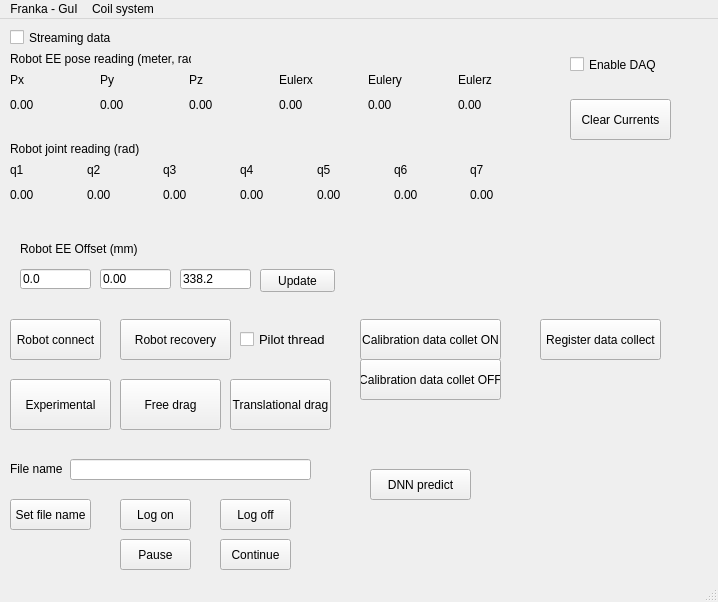
Old version of the form mainwindow.ui in the repository erikfredin/FrankaEmikaGUI.
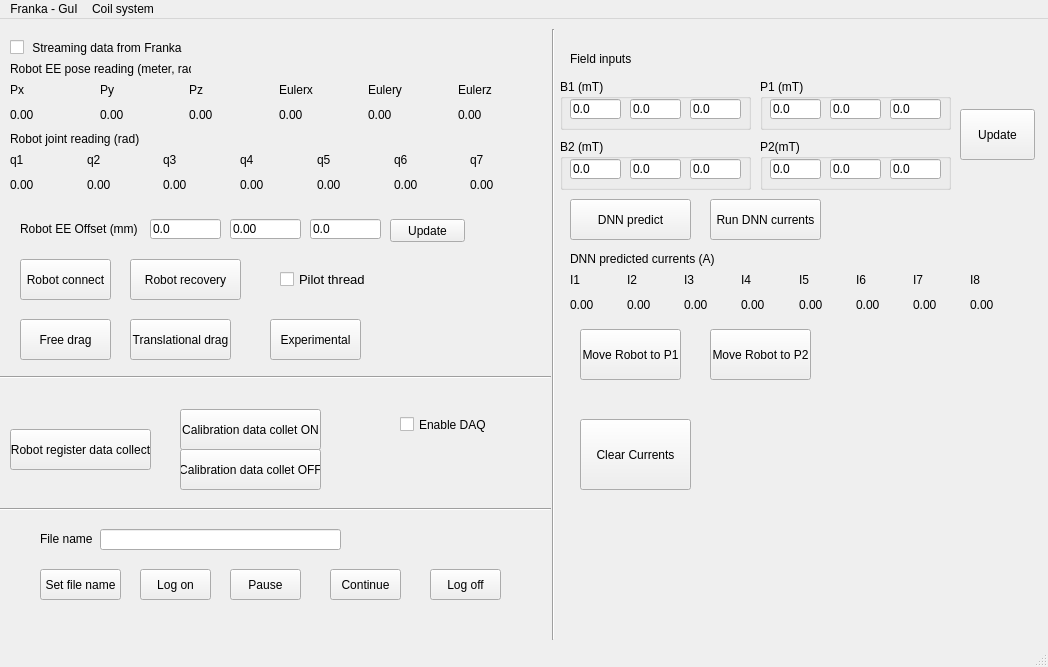
New version of the form.

Commit message: add prediction input and outgui functions, and move robot to P1 and P2

The edit to the form file:
```diff
--- a/mainwindow.ui
+++ b/mainwindow.ui
@@ -6,8 +6,8 @@
    <rect>
     <x>0</x>
     <y>0</y>
-    <width>718</width>
-    <height>602</height>
+    <width>1048</width>
+    <height>667</height>
    </rect>
   </property>
   <property name="windowTitle">
@@ -17,10 +17,10 @@
    <widget class="QPushButton" name="pushButton_experimental_control">
     <property name="geometry">
      <rect>
-      <x>10</x>
-      <y>360</y>
-      <width>101</width>
-      <height>51</height>
+      <x>270</x>
+      <y>300</y>
+      <width>91</width>
+      <height>41</height>
      </rect>
     </property>
     <property name="text">
@@ -31,7 +31,7 @@
     <property name="geometry">
      <rect>
       <x>10</x>
-      <y>70</y>
+      <y>80</y>
       <width>531</width>
       <height>31</height>
      </rect>
@@ -85,7 +85,7 @@
     <property name="geometry">
      <rect>
       <x>10</x>
-      <y>50</y>
+      <y>60</y>
       <width>531</width>
       <height>21</height>
      </rect>
@@ -139,7 +139,7 @@
     <property name="geometry">
      <rect>
       <x>10</x>
-      <y>30</y>
+      <y>40</y>
       <width>181</width>
       <height>20</height>
      </rect>
@@ -151,8 +151,8 @@
    <widget class="QLineEdit" name="lineEdit_EE_x">
     <property name="geometry">
      <rect>
-      <x>20</x>
-      <y>250</y>
+      <x>150</x>
+      <y>200</y>
       <width>71</width>
       <height>20</height>
      </rect>
@@ -164,8 +164,8 @@
    <widget class="QLineEdit" name="lineEdit_EE_y">
     <property name="geometry">
      <rect>
-      <x>100</x>
-      <y>250</y>
+      <x>230</x>
+      <y>200</y>
       <width>71</width>
       <height>20</height>
      </rect>
@@ -177,21 +177,21 @@
    <widget class="QLineEdit" name="lineEdit_EE_z">
     <property name="geometry">
      <rect>
-      <x>180</x>
-      <y>250</y>
+      <x>310</x>
+      <y>200</y>
       <width>71</width>
       <height>20</height>
      </rect>
     </property>
     <property name="text">
-     <string>338.2</string>
+     <string>0.0</string>
     </property>
    </widget>
    <widget class="QLabel" name="label_2">
     <property name="geometry">
      <rect>
       <x>20</x>
-      <y>220</y>
+      <y>200</y>
       <width>121</width>
       <height>20</height>
      </rect>
@@ -203,8 +203,8 @@
    <widget class="QPushButton" name="pushButton_EEoffsetupdate">
     <property name="geometry">
      <rect>
-      <x>260</x>
-      <y>250</y>
+      <x>390</x>
+      <y>200</y>
       <width>75</width>
       <height>23</height>
      </rect>
@@ -216,10 +216,10 @@
    <widget class="QPushButton" name="pushButton_freedrag">
     <property name="geometry">
      <rect>
-      <x>120</x>
-      <y>360</y>
-      <width>101</width>
-      <height>51</height>
+      <x>20</x>
+      <y>300</y>
+      <width>91</width>
+      <height>41</height>
      </rect>
     </property>
     <property name="text">
@@ -230,7 +230,7 @@
     <property name="geometry">
      <rect>
       <x>10</x>
-      <y>120</y>
+      <y>110</y>
       <width>141</width>
       <height>20</height>
      </rect>
@@ -243,7 +243,7 @@
     <property name="geometry">
      <rect>
       <x>10</x>
-      <y>140</y>
+      <y>130</y>
       <width>531</width>
       <height>21</height>
      </rect>
@@ -304,7 +304,7 @@
     <property name="geometry">
      <rect>
       <x>10</x>
-      <y>160</y>
+      <y>150</y>
       <width>531</width>
       <height>31</height>
      </rect>
@@ -364,10 +364,10 @@
    <widget class="QPushButton" name="pushButton_translationaldrag">
     <property name="geometry">
      <rect>
-      <x>230</x>
-      <y>360</y>
+      <x>130</x>
+      <y>300</y>
       <width>101</width>
-      <height>51</height>
+      <height>41</height>
      </rect>
     </property>
     <property name="text">
@@ -377,8 +377,8 @@
    <widget class="QLabel" name="label_4">
     <property name="geometry">
      <rect>
-      <x>10</x>
-      <y>440</y>
+      <x>40</x>
+      <y>510</y>
       <width>61</width>
       <height>20</height>
      </rect>
@@ -390,8 +390,8 @@
    <widget class="QLineEdit" name="lineEdit_filename">
     <property name="geometry">
      <rect>
-      <x>70</x>
-      <y>440</y>
+      <x>100</x>
+      <y>510</y>
       <width>241</width>
       <height>21</height>
      </rect>
@@ -400,8 +400,8 @@
    <widget class="QPushButton" name="pushButton_logon">
     <property name="geometry">
      <rect>
-      <x>120</x>
-      <y>480</y>
+      <x>140</x>
+      <y>550</y>
       <width>71</width>
       <height>31</height>
      </rect>
@@ -413,8 +413,8 @@
    <widget class="QPushButton" name="pushButton_logoff">
     <property name="geometry">
      <rect>
-      <x>220</x>
-      <y>480</y>
+      <x>430</x>
+      <y>550</y>
       <width>71</width>
       <height>31</height>
      </rect>
@@ -426,8 +426,8 @@
    <widget class="QPushButton" name="pushButton_setfilename">
     <property name="geometry">
      <rect>
-      <x>10</x>
-      <y>480</y>
+      <x>40</x>
+      <y>550</y>
       <width>81</width>
       <height>31</height>
      </rect>
@@ -439,8 +439,8 @@
    <widget class="QPushButton" name="pushButton_logpause">
     <property name="geometry">
      <rect>
-      <x>120</x>
-      <y>520</y>
+      <x>230</x>
+      <y>550</y>
       <width>71</width>
       <height>31</height>
      </rect>
@@ -452,8 +452,8 @@
    <widget class="QPushButton" name="pushButton_logcontinue">
     <property name="geometry">
      <rect>
-      <x>220</x>
-      <y>520</y>
+      <x>330</x>
+      <y>550</y>
       <width>71</width>
       <height>31</height>
      </rect>
@@ -465,8 +465,8 @@
    <widget class="QPushButton" name="pushButton_robotconnect">
     <property name="geometry">
      <rect>
-      <x>10</x>
-      <y>300</y>
+      <x>20</x>
+      <y>240</y>
       <width>91</width>
       <height>41</height>
      </rect>
@@ -478,8 +478,8 @@
    <widget class="QCheckBox" name="checkBox_pilot">
     <property name="geometry">
      <rect>
-      <x>240</x>
-      <y>300</y>
+      <x>280</x>
+      <y>240</y>
       <width>101</width>
       <height>41</height>
      </rect>
@@ -503,33 +503,33 @@
     <property name="geometry">
      <rect>
       <x>10</x>
-      <y>10</y>
-      <width>151</width>
+      <y>20</y>
+      <width>181</width>
       <height>17</height>
      </rect>
     </property>
     <property name="text">
-     <string>Streaming data</string>
+     <string> Streaming data from Franka</string>
     </property>
    </widget>
    <widget class="QPushButton" name="pushButton_registercollect">
     <property name="geometry">
      <rect>
-      <x>540</x>
-      <y>300</y>
-      <width>121</width>
+      <x>10</x>
+      <y>410</y>
+      <width>141</width>
       <height>41</height>
      </rect>
     </property>
     <property name="text">
-     <string>Register data collect</string>
+     <string>Robot register data collect</string>
     </property>
    </widget>
    <widget class="QPushButton" name="pushButton_calibrationcollect">
     <property name="geometry">
      <rect>
-      <x>360</x>
-      <y>300</y>
+      <x>180</x>
+      <y>390</y>
       <width>141</width>
       <height>41</height>
      </rect>
@@ -541,8 +541,8 @@
    <widget class="QPushButton" name="pushButton_robotrecovery">
     <property name="geometry">
      <rect>
-      <x>120</x>
-      <y>300</y>
+      <x>130</x>
+      <y>240</y>
       <width>111</width>
       <height>41</height>
      </rect>
@@ -554,8 +554,8 @@
    <widget class="QPushButton" name="pushButton_calibrationcollect_off">
     <property name="geometry">
      <rect>
-      <x>360</x>
-      <y>340</y>
+      <x>180</x>
+      <y>430</y>
       <width>141</width>
       <height>41</height>
      </rect>
@@ -567,8 +567,8 @@
    <widget class="QCheckBox" name="checkBox_enableDAQ">
     <property name="geometry">
      <rect>
-      <x>570</x>
-      <y>30</y>
+      <x>400</x>
+      <y>390</y>
       <width>91</width>
       <height>31</height>
      </rect>
@@ -580,10 +580,10 @@
    <widget class="QPushButton" name="pushButton_clearcurrent">
     <property name="geometry">
      <rect>
-      <x>570</x>
-      <y>80</y>
-      <width>101</width>
-      <height>41</height>
+      <x>580</x>
+      <y>400</y>
+      <width>111</width>
+      <height>71</height>
      </rect>
     </property>
     <property name="text">
@@ -593,23 +593,484 @@
    <widget class="QPushButton" name="pushButton_DNNpredict">
     <property name="geometry">
      <rect>
-      <x>370</x>
-      <y>450</y>
-      <width>101</width>
-      <height>31</height>
+      <x>570</x>
+      <y>180</y>
+      <width>121</width>
+      <height>41</height>
      </rect>
     </property>
     <property name="text">
      <string>DNN predict</string>
     </property>
    </widget>
+   <widget class="Line" name="line">
+    <property name="geometry">
+     <rect>
+      <x>0</x>
+      <y>350</y>
+      <width>551</width>
+      <height>16</height>
+     </rect>
+    </property>
+    <property name="orientation">
+     <enum>Qt::Horizontal</enum>
+    </property>
+   </widget>
+   <widget class="Line" name="line_2">
+    <property name="geometry">
+     <rect>
+      <x>533</x>
+      <y>10</y>
+      <width>41</width>
+      <height>611</height>
+     </rect>
+    </property>
+    <property name="orientation">
+     <enum>Qt::Vertical</enum>
+    </property>
+   </widget>
+   <widget class="Line" name="line_3">
+    <property name="geometry">
+     <rect>
+      <x>-20</x>
+      <y>480</y>
+      <width>571</width>
+      <height>20</height>
+     </rect>
+    </property>
+    <property name="orientation">
+     <enum>Qt::Horizontal</enum>
+    </property>
+   </widget>
+   <widget class="QPushButton" name="pushButton_dnn_inputupdate">
+    <property name="geometry">
+     <rect>
+      <x>960</x>
+      <y>90</y>
+      <width>75</width>
+      <height>51</height>
+     </rect>
+    </property>
+    <property name="text">
+     <string>Update</string>
+    </property>
+   </widget>
+   <widget class="QLabel" name="label_9">
+    <property name="geometry">
+     <rect>
+      <x>570</x>
+      <y>30</y>
+      <width>91</width>
+      <height>20</height>
+     </rect>
+    </property>
+    <property name="text">
+     <string>Field inputs</string>
+    </property>
+   </widget>
+   <widget class="QWidget" name="horizontalLayoutWidget_5">
+    <property name="geometry">
+     <rect>
+      <x>570</x>
+      <y>270</y>
+      <width>451</width>
+      <height>31</height>
+     </rect>
+    </property>
+    <layout class="QHBoxLayout" name="horizontalLayout_5">
+     <item>
+      <widget class="QLabel" name="label_dnn_predict_I1">
+       <property name="text">
+        <string>0.00</string>
+       </property>
+      </widget>
+     </item>
+     <item>
+      <widget class="QLabel" name="label_dnn_predict_I2">
+       <property name="text">
+        <string>0.00</string>
+       </property>
+      </widget>
+     </item>
+     <item>
+      <widget class="QLabel" name="label_dnn_predict_I3">
+       <property name="text">
+        <string>0.00</string>
+       </property>
+      </widget>
+     </item>
+     <item>
+      <widget class="QLabel" name="label_dnn_predict_I4">
+       <property name="text">
+        <string>0.00</string>
+       </property>
+      </widget>
+     </item>
+     <item>
+      <widget class="QLabel" name="label_dnn_predict_I5">
+       <property name="text">
+        <string>0.00</string>
+       </property>
+      </widget>
+     </item>
+     <item>
+      <widget class="QLabel" name="label_dnn_predict_I6">
+       <property name="text">
+        <string>0.00</string>
+       </property>
+      </widget>
+     </item>
+     <item>
+      <widget class="QLabel" name="label_dnn_predict_I7">
+       <property name="text">
+        <string>0.00</string>
+       </property>
+      </widget>
+     </item>
+     <item>
+      <widget class="QLabel" name="label_dnn_predict_I8">
+       <property name="text">
+        <string>0.00</string>
+       </property>
+      </widget>
+     </item>
+    </layout>
+   </widget>
+   <widget class="QWidget" name="horizontalLayoutWidget_6">
+    <property name="geometry">
+     <rect>
+      <x>570</x>
+      <y>250</y>
+      <width>451</width>
+      <height>21</height>
+     </rect>
+    </property>
+    <layout class="QHBoxLayout" name="horizontalLayout_6">
+     <item>
+      <widget class="QLabel" name="label_robot_px_5">
+       <property name="text">
+        <string>I1</string>
+       </property>
+      </widget>
+     </item>
+     <item>
+      <widget class="QLabel" name="label_robot_py_5">
+       <property name="text">
+        <string>I2</string>
+       </property>
+      </widget>
+     </item>
+     <item>
+      <widget class="QLabel" name="label_robot_pz_5">
+       <property name="text">
+        <string>I3</string>
+       </property>
+      </widget>
+     </item>
+     <item>
+      <widget class="QLabel" name="label_robot_ea1_5">
+       <property name="text">
+        <string>I4</string>
+       </property>
+      </widget>
+     </item>
+     <item>
+      <widget class="QLabel" name="label_robot_ea2_5">
+       <property name="text">
+        <string>I5</string>
+       </property>
+      </widget>
+     </item>
+     <item>
+      <widget class="QLabel" name="label_robot_ea3_6">
+       <property name="text">
+        <string>I6</string>
+       </property>
+      </widget>
+     </item>
+     <item>
+      <widget class="QLabel" name="label_robot_ea3_7">
+       <property name="text">
+        <string>I7</string>
+       </property>
+      </widget>
+     </item>
+     <item>
+      <widget class="QLabel" name="label_robot_ea3_8">
+       <property name="text">
+        <string>I8</string>
+       </property>
+      </widget>
+     </item>
+    </layout>
+   </widget>
+   <widget class="QLabel" name="label_10">
+    <property name="geometry">
+     <rect>
+      <x>570</x>
+      <y>230</y>
+      <width>181</width>
+      <height>20</height>
+     </rect>
+    </property>
+    <property name="text">
+     <string>DNN predicted currents (A)</string>
+    </property>
+   </widget>
+   <widget class="QPushButton" name="pushButton_run_dnncurent">
+    <property name="geometry">
+     <rect>
+      <x>710</x>
+      <y>180</y>
+      <width>111</width>
+      <height>41</height>
+     </rect>
+    </property>
+    <property name="text">
+     <string>Run DNN currents</string>
+    </property>
+   </widget>
+   <widget class="QPushButton" name="pushButton_moveRot2_P1">
+    <property name="geometry">
+     <rect>
+      <x>580</x>
+      <y>310</y>
+      <width>101</width>
+      <height>51</height>
+     </rect>
+    </property>
+    <property name="text">
+     <string>Move Robot to P1</string>
+    </property>
+   </widget>
+   <widget class="QPushButton" name="pushButton_moveRot2_P2">
+    <property name="geometry">
+     <rect>
+      <x>710</x>
+      <y>310</y>
+      <width>101</width>
+      <height>51</height>
+     </rect>
+    </property>
+    <property name="text">
+     <string>Move Robot to P2</string>
+    </property>
+   </widget>
+   <widget class="QGroupBox" name="Group_dnninput_b1">
+    <property name="geometry">
+     <rect>
+      <x>560</x>
+      <y>60</y>
+      <width>191</width>
+      <height>51</height>
+     </rect>
+    </property>
+    <property name="title">
+     <string>B1 (mT)</string>
+    </property>
+    <widget class="QLineEdit" name="lineEdit_dnnInput_b1x">
+     <property name="geometry">
+      <rect>
+       <x>10</x>
+       <y>20</y>
+       <width>51</width>
+       <height>20</height>
+      </rect>
+     </property>
+     <property name="text">
+      <string>0.0</string>
+     </property>
+    </widget>
+    <widget class="QLineEdit" name="lineEdit_dnnInput_b1y">
+     <property name="geometry">
+      <rect>
+       <x>70</x>
+       <y>20</y>
+       <width>51</width>
+       <height>20</height>
+      </rect>
+     </property>
+     <property name="text">
+      <string>0.0</string>
+     </property>
+    </widget>
+    <widget class="QLineEdit" name="lineEdit_dnnInput_b1z">
+     <property name="geometry">
+      <rect>
+       <x>130</x>
+       <y>20</y>
+       <width>51</width>
+       <height>20</height>
+      </rect>
+     </property>
+     <property name="text">
+      <string>0.0</string>
+     </property>
+    </widget>
+   </widget>
+   <widget class="QGroupBox" name="groupBox_2">
+    <property name="geometry">
+     <rect>
+      <x>560</x>
+      <y>120</y>
+      <width>191</width>
+      <height>51</height>
+     </rect>
+    </property>
+    <property name="title">
+     <string>B2 (mT)</string>
+    </property>
+    <widget class="QLineEdit" name="lineEdit_dnnInput_b2x">
+     <property name="geometry">
+      <rect>
+       <x>10</x>
+       <y>20</y>
+       <width>51</width>
+       <height>20</height>
+      </rect>
+     </property>
+     <property name="text">
+      <string>0.0</string>
+     </property>
+    </widget>
+    <widget class="QLineEdit" name="lineEdit_dnnInput_b2y">
+     <property name="geometry">
+      <rect>
+       <x>70</x>
+       <y>20</y>
+       <width>51</width>
+       <height>20</height>
+      </rect>
+     </property>
+     <property name="text">
+      <string>0.0</string>
+     </property>
+    </widget>
+    <widget class="QLineEdit" name="lineEdit_dnnInput_b2z">
+     <property name="geometry">
+      <rect>
+       <x>130</x>
+       <y>20</y>
+       <width>51</width>
+       <height>20</height>
+      </rect>
+     </property>
+     <property name="text">
+      <string>0.0</string>
+     </property>
+    </widget>
+   </widget>
+   <widget class="QGroupBox" name="groupBox_3">
+    <property name="geometry">
+     <rect>
+      <x>760</x>
+      <y>60</y>
+      <width>191</width>
+      <height>51</height>
+     </rect>
+    </property>
+    <property name="title">
+     <string>P1 (mT)</string>
+    </property>
+    <widget class="QLineEdit" name="lineEdit_dnnInput_p1x">
+     <property name="geometry">
+      <rect>
+       <x>10</x>
+       <y>20</y>
+       <width>51</width>
+       <height>20</height>
+      </rect>
+     </property>
+     <property name="text">
+      <string>0.0</string>
+     </property>
+    </widget>
+    <widget class="QLineEdit" name="lineEdit_dnnInput_p1y">
+     <property name="geometry">
+      <rect>
+       <x>70</x>
+       <y>20</y>
+       <width>51</width>
+       <height>20</height>
+      </rect>
+     </property>
+     <property name="text">
+      <string>0.0</string>
+     </property>
+    </widget>
+    <widget class="QLineEdit" name="lineEdit_dnnInput_p1z">
+     <property name="geometry">
+      <rect>
+       <x>130</x>
+       <y>20</y>
+       <width>51</width>
+       <height>20</height>
+      </rect>
+     </property>
+     <property name="text">
+      <string>0.0</string>
+     </property>
+    </widget>
+   </widget>
+   <widget class="QGroupBox" name="groupBox_4">
+    <property name="geometry">
+     <rect>
+      <x>760</x>
+      <y>120</y>
+      <width>191</width>
+      <height>51</height>
+     </rect>
+    </property>
+    <property name="title">
+     <string>P2(mT)</string>
+    </property>
+    <widget class="QLineEdit" name="lineEdit_dnnInput_p2x">
+     <property name="geometry">
+      <rect>
+       <x>10</x>
+       <y>20</y>
+       <width>51</width>
+       <height>20</height>
+      </rect>
+     </property>
+     <property name="text">
+      <string>0.0</string>
+     </property>
+    </widget>
+    <widget class="QLineEdit" name="lineEdit_dnnInput_p2y">
+     <property name="geometry">
+      <rect>
+       <x>70</x>
+       <y>20</y>
+       <width>51</width>
+       <height>20</height>
+      </rect>
+     </property>
+     <property name="text">
+      <string>0.0</string>
+     </property>
+    </widget>
+    <widget class="QLineEdit" name="lineEdit_dnnInput_p2z">
+     <property name="geometry">
+      <rect>
+       <x>130</x>
+       <y>20</y>
+       <width>51</width>
+       <height>20</height>
+      </rect>
+     </property>
+     <property name="text">
+      <string>0.0</string>
+     </property>
+    </widget>
+   </widget>
   </widget>
   <widget class="QMenuBar" name="menubar">
    <property name="geometry">
     <rect>
      <x>0</x>
      <y>0</y>
-     <width>718</width>
+     <width>1048</width>
      <height>21</height>
     </rect>
    </property>
```
The commit also changes 5 other files.
